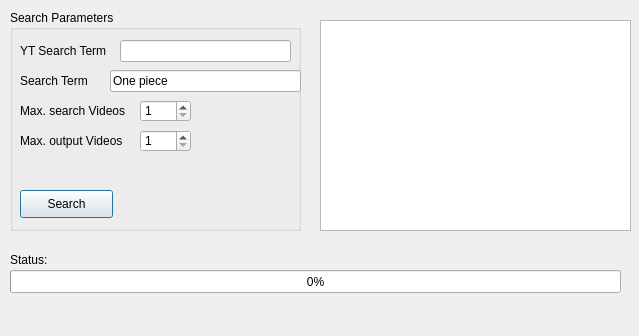
Leo-Aqua/AutoOnePiece, file ui.ui: the form before one commit.
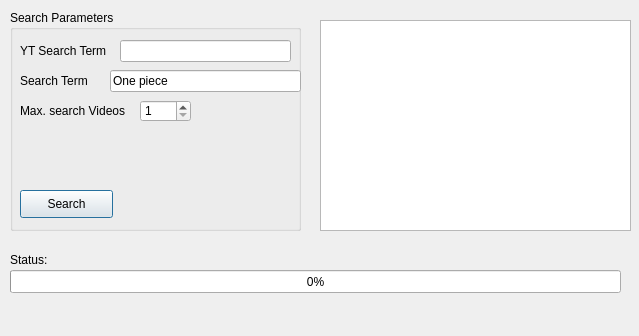
The form after the commit.

Commit message: Removed unused max output videos

Patch:
```diff
--- a/ui.ui
+++ b/ui.ui
@@ -122,41 +122,6 @@
       <string>Search Term</string>
      </property>
     </widget>
-    <widget class="QLabel" name="label_8">
-     <property name="geometry">
-      <rect>
-       <x>10</x>
-       <y>120</y>
-       <width>111</width>
-       <height>21</height>
-      </rect>
-     </property>
-     <property name="toolTip">
-      <string>&lt;html&gt;&lt;head/&gt;&lt;body&gt;&lt;p&gt;The maximum ammount of videos to be outputted&lt;/p&gt;&lt;/body&gt;&lt;/html&gt;</string>
-     </property>
-     <property name="text">
-      <string>Max. output Videos</string>
-     </property>
-    </widget>
-    <widget class="QSpinBox" name="maxOutputSpinBox">
-     <property name="geometry">
-      <rect>
-       <x>130</x>
-       <y>120</y>
-       <width>51</width>
-       <height>22</height>
-      </rect>
-     </property>
-     <property name="toolTip">
-      <string>&lt;html&gt;&lt;head/&gt;&lt;body&gt;&lt;p&gt;The maximum ammount of videos to be outputted&lt;/p&gt;&lt;/body&gt;&lt;/html&gt;</string>
-     </property>
-     <property name="minimum">
-      <number>1</number>
-     </property>
-     <property name="maximum">
-      <number>100</number>
-     </property>
-    </widget>
     <widget class="QPushButton" name="searchButton">
      <property name="geometry">
       <rect>
```
Left out of the diff: 1 changed line with no effect on the pictures. The commit also changes 1 other file.
